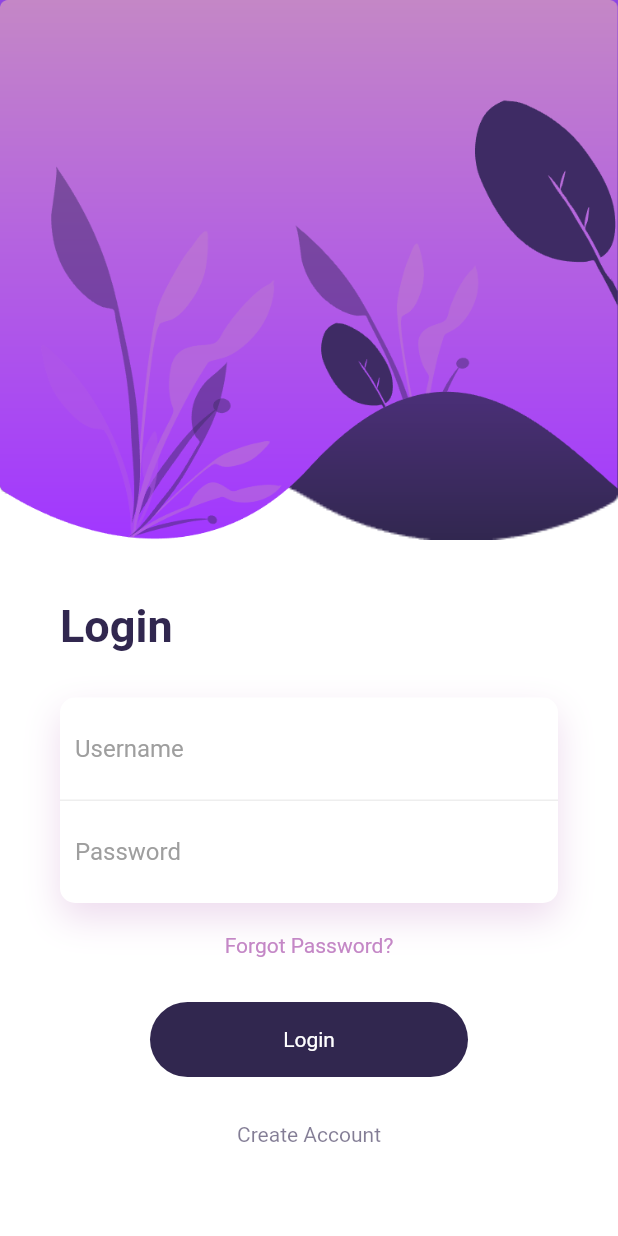
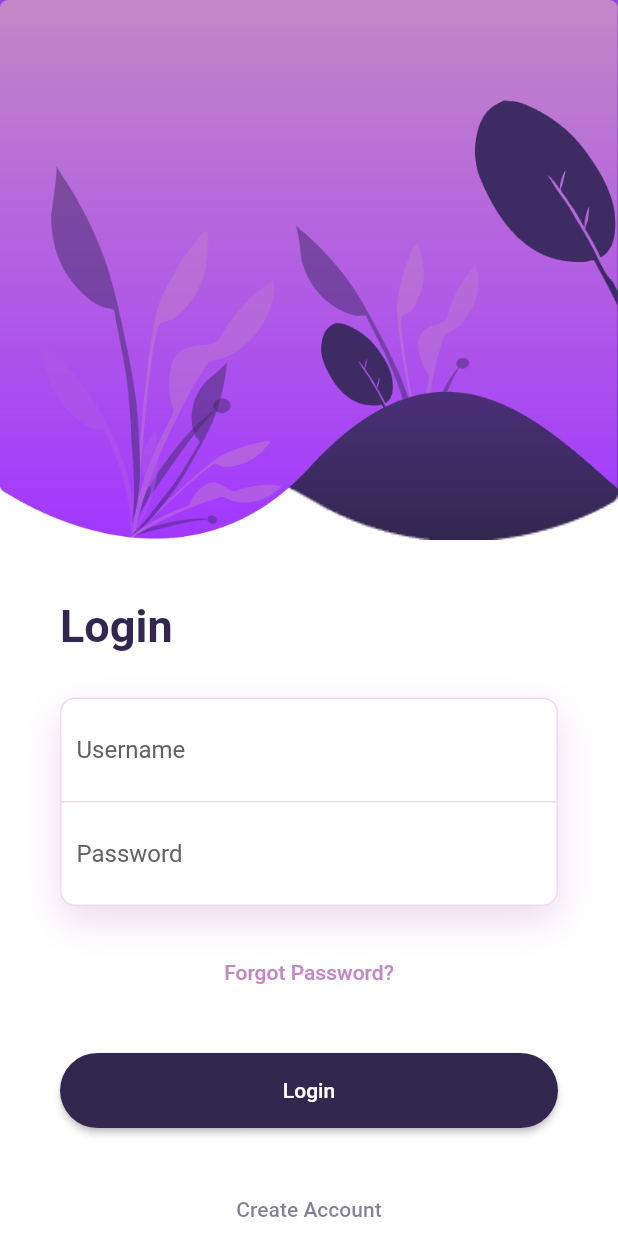
Before and after one commit to afgprogrammer/Flutter-Login-Page-Design, a Flutter app: the screen it shows after launch, on a phone screen of 412 x 824 dp. Run offline on Flutter 3.47's test engine with Material 2 defaults, Android fonts, the phone set to English and light mode, and no system bars; our stand-ins replace animate_do.

```diff
--- a/lib/Animation/FadeAnimation.dart
+++ /dev/null
@@ -1,33 +0,0 @@
-import 'package:flutter/material.dart';
-import 'package:simple_animations/simple_animations.dart';
-
-class FadeAnimation extends StatelessWidget {
-  final double delay;
-  final Widget child;
-
-  FadeAnimation(this.delay, this.child);
-
-  @override
-  Widget build(BuildContext context) {
-    final tween = MultiTrackTween([
-      Track("opacity").add(Duration(milliseconds: 500), Tween(begin: 0.0, end: 1.0)),
-      Track("translateY").add(
-        Duration(milliseconds: 500), Tween(begin: -30.0, end: 0.0),
-        curve: Curves.easeOut)
-    ]);
-
-    return ControlledAnimation(
-      delay: Duration(milliseconds: (500 * delay).round()),
-      duration: tween.duration,
-      tween: tween,
-      child: child,
-      builderWithChild: (context, child, animation) => Opacity(
-        opacity: animation["opacity"],
-        child: Transform.translate(
-          offset: Offset(0, animation["translateY"]),
-          child: child
-        ),
-      ),
-    );
-  }
-}
--- a/lib/main.dart
+++ b/lib/main.dart
@@ -1,4 +1,4 @@
-import 'package:day13/Animation/FadeAnimation.dart';
+import 'package:animate_do/animate_do.dart';
 import 'package:flutter/material.dart';
 
 void main() => runApp(
@@ -31,7 +31,7 @@ class _HomePageState extends State<HomePage> {
                     top: -40,
                     height: 400,
                     width: width,
-                    child: FadeAnimation(1, Container(
+                    child: FadeInUp(duration: Duration(seconds: 1), child: Container(
                       decoration: BoxDecoration(
                         image: DecorationImage(
                           image: AssetImage('assets/images/background.png'),
@@ -43,7 +43,7 @@ class _HomePageState extends State<HomePage> {
                   Positioned(
                     height: 400,
                     width: width+20,
-                    child: FadeAnimation(1.3, Container(
+                    child: FadeInUp(duration: Duration(milliseconds: 1000), child: Container(
                       decoration: BoxDecoration(
                         image: DecorationImage(
                           image: AssetImage('assets/images/background-2.png'),
@@ -60,12 +60,13 @@ class _HomePageState extends State<HomePage> {
               child: Column(
                 crossAxisAlignment: CrossAxisAlignment.start,
                 children: <Widget>[
-                  FadeAnimation(1.5, Text("Login", style: TextStyle(color: Color.fromRGBO(49, 39, 79, 1), fontWeight: FontWeight.bold, fontSize: 30),)),
+                  FadeInUp(duration: Duration(milliseconds: 1500), child: Text("Login", style: TextStyle(color: Color.fromRGBO(49, 39, 79, 1), fontWeight: FontWeight.bold, fontSize: 30),)),
                   SizedBox(height: 30,),
-                  FadeAnimation(1.7, Container(
+                  FadeInUp(duration: Duration(milliseconds: 1700), child: Container(
                     decoration: BoxDecoration(
                       borderRadius: BorderRadius.circular(10),
                       color: Colors.white,
+                      border: Border.all(color: Color.fromRGBO(196, 135, 198, .3)),
                       boxShadow: [
                         BoxShadow(
                           color: Color.fromRGBO(196, 135, 198, .3),
@@ -80,24 +81,25 @@ class _HomePageState extends State<HomePage> {
                           padding: EdgeInsets.all(10),
                           decoration: BoxDecoration(
                             border: Border(bottom: BorderSide(
-                              color: Colors.grey[200]
+                              color: Color.fromRGBO(196, 135, 198, .3)
                             ))
                           ),
                           child: TextField(
                             decoration: InputDecoration(
                               border: InputBorder.none,
                               hintText: "Username",
-                              hintStyle: TextStyle(color: Colors.grey)
+                              hintStyle: TextStyle(color: Colors.grey.shade700)
                             ),
                           ),
                         ),
                         Container(
                           padding: EdgeInsets.all(10),
                           child: TextField(
+                            obscureText: true,
                             decoration: InputDecoration(
                               border: InputBorder.none,
                               hintText: "Password",
-                              hintStyle: TextStyle(color: Colors.grey)
+                              hintStyle: TextStyle(color: Colors.grey.shade700)
                             ),
                           ),
                         )
@@ -105,21 +107,21 @@ class _HomePageState extends State<HomePage> {
                     ),
                   )),
                   SizedBox(height: 20,),
-                  FadeAnimation(1.7, Center(child: Text("Forgot Password?", style: TextStyle(color: Color.fromRGBO(196, 135, 198, 1)),))),
+                  FadeInUp(duration: Duration(milliseconds: 1700), child: Center(child: TextButton(onPressed: () {}, child: Text("Forgot Password?", style: TextStyle(color: Color.fromRGBO(196, 135, 198, 1)),)))),
                   SizedBox(height: 30,),
-                  FadeAnimation(1.9, Container(
+                  FadeInUp(duration: Duration(milliseconds: 1900), child: MaterialButton(
+                    onPressed: () {},
+                    color: Color.fromRGBO(49, 39, 79, 1),
+                    shape: RoundedRectangleBorder(
+                      borderRadius: BorderRadius.circular(50),
+                    ),
                     height: 50,
-                    margin: EdgeInsets.symmetric(horizontal: 60),
-                    decoration: BoxDecoration(
-                      borderRadius: BorderRadius.circular(50),
-                      color: Color.fromRGBO(49, 39, 79, 1),
-                    ),
                     child: Center(
                       child: Text("Login", style: TextStyle(color: Colors.white),),
                     ),
                   )),
                   SizedBox(height: 30,),
-                  FadeAnimation(2, Center(child: Text("Create Account", style: TextStyle(color: Color.fromRGBO(49, 39, 79, .6)),))),
+                  FadeInUp(duration: Duration(milliseconds: 2000), child: Center(child: TextButton(onPressed: () {}, child: Text("Create Account", style: TextStyle(color: Color.fromRGBO(49, 39, 79, .6)),)))),
                 ],
               ),
             )
--- a/pubspec.yaml
+++ b/pubspec.yaml
@@ -14,16 +14,16 @@ description: A new Flutter project.
 version: 1.0.0+1
 
 environment:
-  sdk: ">=2.1.0 <3.0.0"
+  sdk: ">=3.0.6 <4.0.0"
 
 dependencies:
   flutter:
     sdk: flutter
-  simple_animations: ^1.3.3
+  animate_do: ^3.1.2
 
   # The following adds the Cupertino Icons font to your application.
   # Use with the CupertinoIcons class for iOS style icons.
-  cupertino_icons: ^0.1.2
+  cupertino_icons: ^1.0.2
 
 dev_dependencies:
   flutter_test:
```
Also changed, not shown: pubspec.lock, 5 other files.
